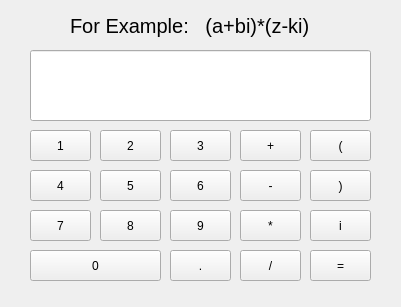
Before: the Qt Designer form complex_number_visual.ui in silvestrpredko/-RPN_Calculator-, drawn with Qt 5.
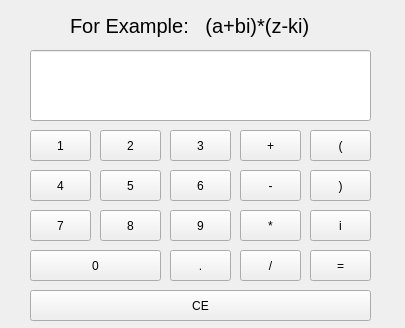
After: the same form once the commit is applied.

```diff
--- a/complex_number_visual.ui
+++ b/complex_number_visual.ui
@@ -6,8 +6,8 @@
    <rect>
     <x>0</x>
     <y>0</y>
-    <width>401</width>
-    <height>307</height>
+    <width>405</width>
+    <height>328</height>
    </rect>
   </property>
   <property name="windowTitle">
@@ -350,6 +350,22 @@
     <bool>false</bool>
    </property>
   </widget>
+  <widget class="QPushButton" name="pushButton_CE">
+   <property name="geometry">
+    <rect>
+     <x>30</x>
+     <y>290</y>
+     <width>341</width>
+     <height>31</height>
+    </rect>
+   </property>
+   <property name="text">
+    <string>CE</string>
+   </property>
+   <property name="autoDefault">
+    <bool>false</bool>
+   </property>
+  </widget>
  </widget>
  <resources/>
  <connections/>
```
